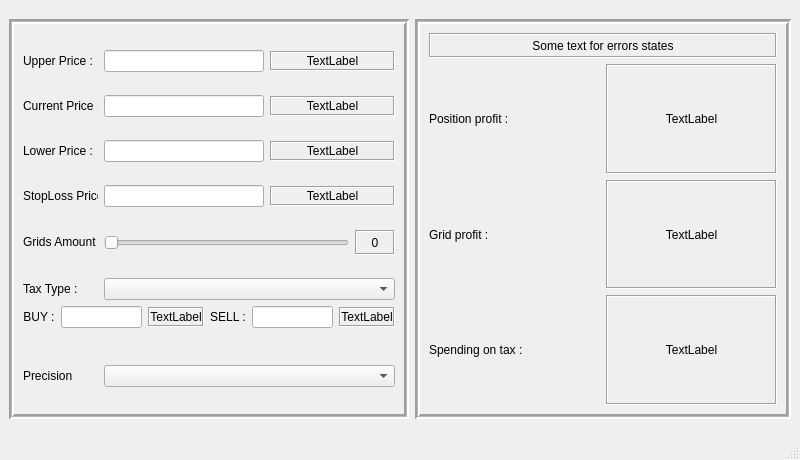
Old version of the form mainwindow.ui in the repository qrlik/gridExchangeCalculator.
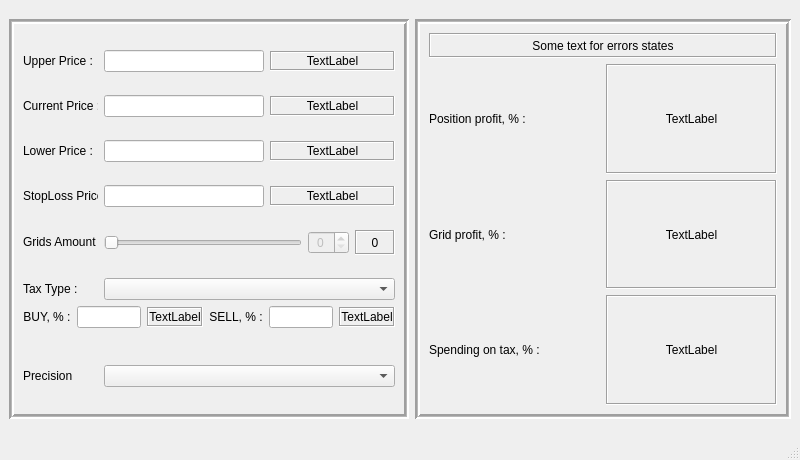
New version of the form. Custom widgets are drawn as their Qt base class.

Commit message: add spin box for grids amount

What changed in the file:
```diff
--- a/mainwindow.ui
+++ b/mainwindow.ui
@@ -465,6 +465,9 @@
          </item>
          <item>
           <widget class="QSlider" name="GridsAmountSlider">
+           <property name="enabled">
+            <bool>false</bool>
+           </property>
            <property name="minimum">
             <number>0</number>
            </property>
@@ -485,6 +488,16 @@
            </property>
           </widget>
          </item>
+         <item>
+          <widget class="QSpinBox" name="GridsAmountSpin">
+           <property name="enabled">
+            <bool>false</bool>
+           </property>
+           <property name="alignment">
+            <set>Qt::AlignCenter</set>
+           </property>
+          </widget>
+         </item>
          <item>
           <widget class="QLabel" name="GridsAmountTipLabel">
            <property name="sizePolicy">
@@ -573,7 +586,7 @@
            <item>
             <widget class="QLabel" name="TaxBuyLabel">
              <property name="text">
-              <string>BUY :</string>
+              <string>BUY, % :</string>
              </property>
              <property name="alignment">
               <set>Qt::AlignCenter</set>
@@ -624,7 +637,7 @@
            <item>
             <widget class="QLabel" name="TaxSellLabel">
              <property name="text">
-              <string>SELL :</string>
+              <string>SELL, % :</string>
              </property>
              <property name="alignment">
               <set>Qt::AlignCenter</set>
@@ -775,7 +788,7 @@
          <item>
           <widget class="QLabel" name="PositionProfitLabel">
            <property name="text">
-            <string>Position profit :</string>
+            <string>Position profit, % :</string>
            </property>
           </widget>
          </item>
@@ -802,7 +815,7 @@
          <item>
           <widget class="QLabel" name="GridProfitLabel">
            <property name="text">
-            <string>Grid profit :</string>
+            <string>Grid profit, % :</string>
            </property>
           </widget>
          </item>
@@ -829,7 +842,7 @@
          <item>
           <widget class="QLabel" name="TaxSpendingLabel">
            <property name="text">
-            <string>Spending on tax :</string>
+            <string>Spending on tax, % :</string>
            </property>
           </widget>
          </item>
```
Left out of the diff: 2 changed lines with no effect on the pictures. The commit also changes 4 other files.
